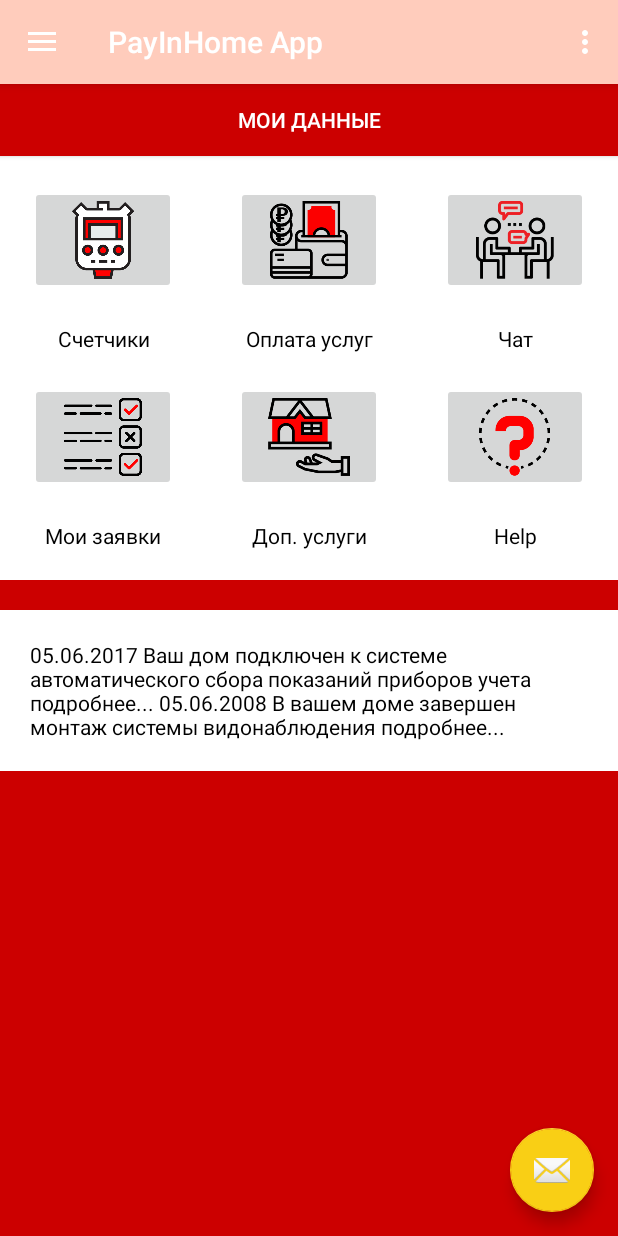
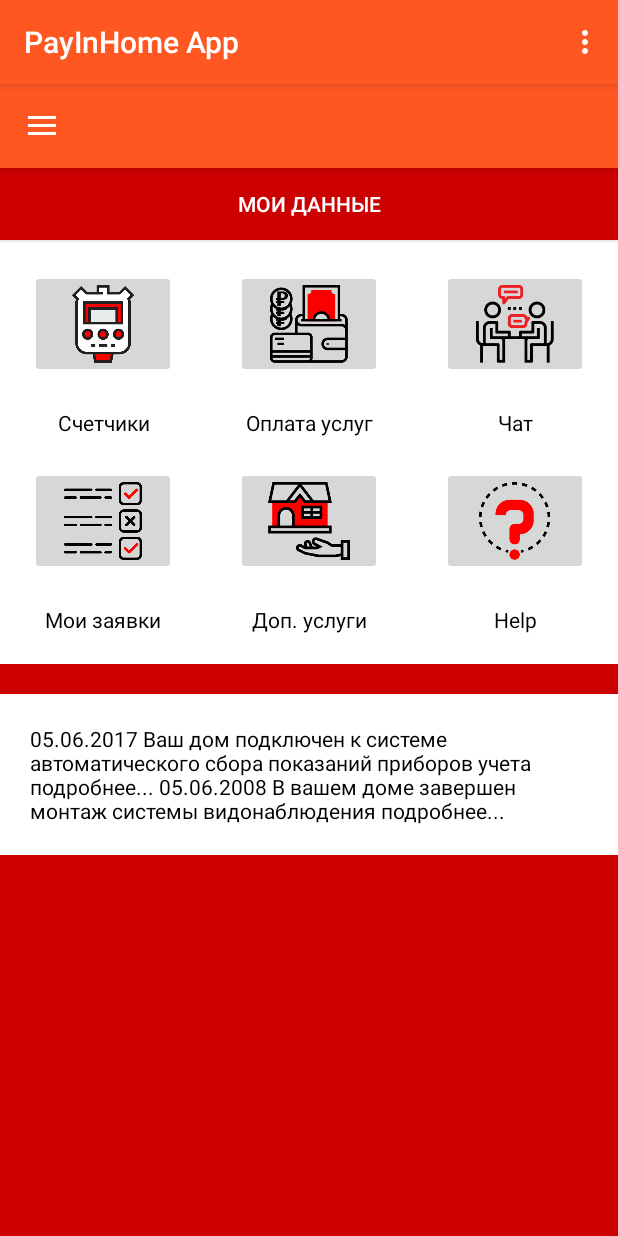
Before and after one commit to GermanMik/PayInHome, an Android app: the screen it shows after launch (MainActivity), after a tap on "ВОЙТИ", on a phone screen of 412 x 824 dp. Run offline under Robolectric (Android 15) with nearby library versions, the phone set to English and light mode, and no system bars; 1 statement that could not run was skipped.

Commit message:
Adding theme to sharedprefs

```diff
--- a/app/src/main/java/ru/android/payinhomev2/FrontScreen.java
+++ b/app/src/main/java/ru/android/payinhomev2/FrontScreen.java
@@ -12,12 +12,10 @@ public class FrontScreen extends AppCompatActivity implements View.OnClickListen
     public static final String APP_PREFERENCES_THEME = "THEME";
     Button signbtn;
     Button regbtn;
-    String pref;
     SharedPreferences sharedSettings;
 
     @Override
     protected void onCreate(Bundle savedInstanceState) {
-
 //        regbtn = (Button) findViewById(R.id.reg_btn);
 //        regbtn.setOnClickListener(this);
 
@@ -39,11 +37,10 @@ public class FrontScreen extends AppCompatActivity implements View.OnClickListen
     }
 
     public void onRadioButtonClicked(View view) {
-        // Is the button now checked?
-
+        //TODO: SharedPref Front Activity
+        // Кнопка выбрана?
         boolean checked = ((RadioButton) view).isChecked();
-
-        // Check which radio button was clicked
+        // проверяем какая кнопка выбрана
         switch (view.getId()) {
             case R.id.radio_theme_light:
                 if (checked)
@@ -57,7 +54,6 @@ public class FrontScreen extends AppCompatActivity implements View.OnClickListen
                 if (checked)
                     sharedSettings = getSharedPreferences(APP_PREFERENCES_THEME, 0);
                 editor = sharedSettings.edit();
-                //"theme" is the key sTheme is the value you're saving
                 editor.putInt("theme", 1);
                 editor.commit();
                     break;
--- a/app/src/main/java/ru/android/payinhomev2/MainActivity.java
+++ b/app/src/main/java/ru/android/payinhomev2/MainActivity.java
@@ -18,11 +18,19 @@ public class MainActivity extends AppCompatActivity
 
     @Override
     protected void onCreate(Bundle savedInstanceState) {
+        //TODO:Sharedpref Mainactivity
+        // Получаем через Sharedpref инт с идентификатором темы и устанавливаем ее
         SharedPreferences settings = getSharedPreferences(APP_PREFERENCES_THEME, 0);
         int theme = settings.getInt("theme", 0);
-
-        setTheme(theme);
-
+        try {
+            if (theme == 1) {
+                setTheme(R.style.AppTheme);
+            } else {
+                setTheme(R.style.RedTheme);
+            }
+        } catch (Exception e) {
+            e.printStackTrace();
+        }
         super.onCreate(savedInstanceState);
         setContentView(R.layout.activity_main);
         Toolbar toolbar = (Toolbar) findViewById(R.id.toolbar);
@@ -91,7 +99,7 @@ public class MainActivity extends AppCompatActivity
 
         } else if (id == R.id.nav_counters) {
 
-        } else if (id == R.id.nav_addition)  {
+        } else if (id == R.id.nav_addition) {
 
         }
 
--- a/app/src/main/res/layout/app_bar_main.xml
+++ b/app/src/main/res/layout/app_bar_main.xml
@@ -22,12 +22,12 @@
 
     <include layout="@layout/content_main" />
 
-    <android.support.design.widget.FloatingActionButton
-        android:id="@+id/fab"
-        android:layout_width="wrap_content"
-        android:layout_height="wrap_content"
-        android:layout_gravity="bottom|end"
-        android:layout_margin="@dimen/fab_margin"
-        app:srcCompat="@android:drawable/ic_dialog_email" />
+    <!--<android.support.design.widget.FloatingActionButton-->
+        <!--android:id="@+id/fab"-->
+        <!--android:layout_width="wrap_content"-->
+        <!--android:layout_height="wrap_content"-->
+        <!--android:layout_gravity="bottom|end"-->
+        <!--android:layout_margin="@dimen/fab_margin"-->
+        <!--app:srcCompat="@android:drawable/ic_dialog_email" />-->
 
 </android.support.design.widget.CoordinatorLayout>
```
Also changed, not shown: 1 other file.
